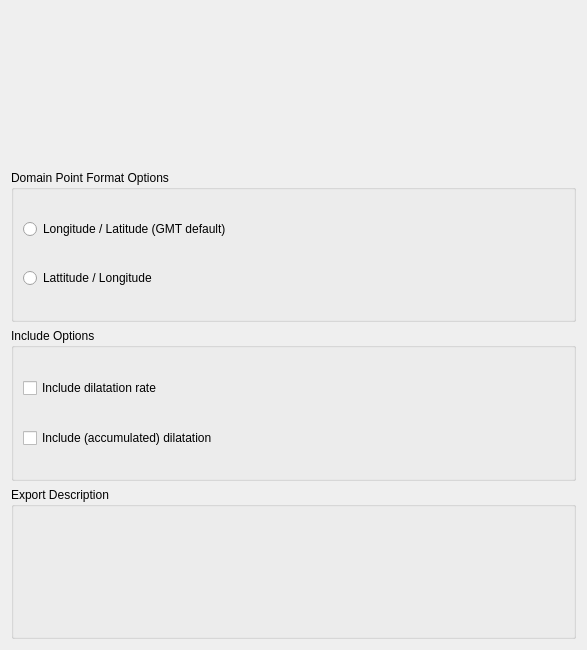
Before: the Qt Designer form src/qt-widgets/ExportDeformationOptionsWidgetUi.ui in GPlates/GPlates, drawn with Qt 5.
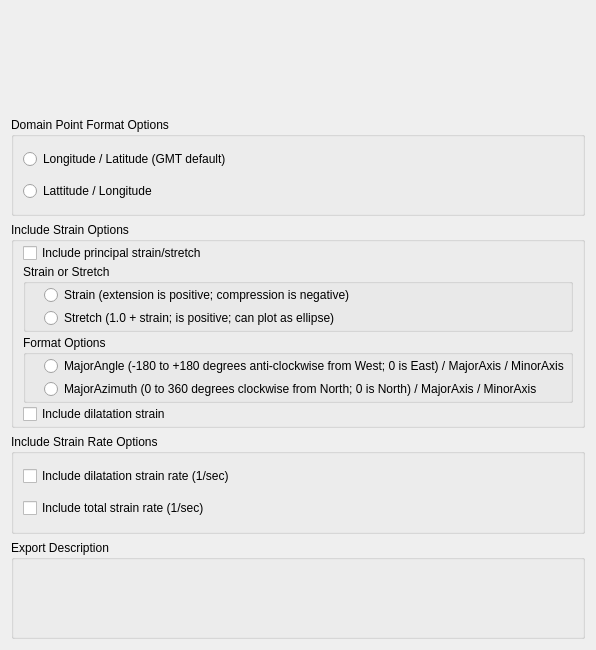
After: the same form once the commit is applied.

Diff of the .ui file:
```diff
--- a/src/qt-widgets/ExportDeformationOptionsWidgetUi.ui
+++ b/src/qt-widgets/ExportDeformationOptionsWidgetUi.ui
@@ -70,7 +70,7 @@
    <item>
     <widget class="QGroupBox" name="inclusion_options">
      <property name="title">
-      <string>Include Options</string>
+      <string>Include Strain Options</string>
      </property>
      <layout class="QVBoxLayout" name="verticalLayout_9">
       <property name="spacing">
@@ -85,14 +85,134 @@
       <item>
        <widget class="QCheckBox" name="include_dilatation_rate_check_box">
         <property name="text">
-         <string>Include dilatation rate</string>
+         <string>Include principal strain/stretch</string>
         </property>
        </widget>
       </item>
       <item>
-       <widget class="QCheckBox" name="include_dilatation_check_box">
+       <widget class="QWidget" name="principal_strain_stretch_options" native="true">
+        <layout class="QVBoxLayout" name="verticalLayout_10">
+         <property name="spacing">
+          <number>3</number>
+         </property>
+         <property name="margin">
+          <number>0</number>
+         </property>
+         <item>
+          <widget class="QGroupBox" name="principal_strain_stretch_output_options">
+           <property name="title">
+            <string>Strain or Stretch</string>
+           </property>
+           <layout class="QVBoxLayout" name="verticalLayout_5">
+            <property name="spacing">
+             <number>3</number>
+            </property>
+            <property name="leftMargin">
+             <number>18</number>
+            </property>
+            <property name="topMargin">
+             <number>1</number>
+            </property>
+            <property name="rightMargin">
+             <number>1</number>
+            </property>
+            <property name="bottomMargin">
+             <number>1</number>
+            </property>
+            <item>
+             <widget class="QRadioButton" name="principal_output_strain_radio_button">
+              <property name="text">
+               <string>Strain (extension is positive; compression is negative)</string>
+              </property>
+             </widget>
+            </item>
+            <item>
+             <widget class="QRadioButton" name="principal_output_stretch_radio_button">
+              <property name="text">
+               <string>Stretch (1.0 + strain; is positive; can plot as ellipse)</string>
+              </property>
+             </widget>
+            </item>
+           </layout>
+          </widget>
+         </item>
+         <item>
+          <widget class="QGroupBox" name="principal_strain_stretch_format_options">
+           <property name="title">
+            <string>Format Options</string>
+           </property>
+           <layout class="QVBoxLayout" name="verticalLayout_6">
+            <property name="spacing">
+             <number>3</number>
+            </property>
+            <property name="leftMargin">
+             <number>18</number>
+            </property>
+            <property name="topMargin">
+             <number>1</number>
+            </property>
+            <property name="rightMargin">
+             <number>1</number>
+            </property>
+            <property name="bottomMargin">
+             <number>1</number>
+            </property>
+            <item>
+             <widget class="QRadioButton" name="principal_angle_major_minor_radio_button">
+              <property name="text">
+               <string>MajorAngle (-180 to +180 degrees anti-clockwise from West; 0 is East) / MajorAxis / MinorAxis</string>
+              </property>
+             </widget>
+            </item>
+            <item>
+             <widget class="QRadioButton" name="principal_azimuth_major_minor_radio_button">
+              <property name="text">
+               <string>MajorAzimuth (0 to 360 degrees clockwise from North; 0 is North) / MajorAxis / MinorAxis</string>
+              </property>
+             </widget>
+            </item>
+           </layout>
+          </widget>
+         </item>
+        </layout>
+       </widget>
+      </item>
+      <item>
+       <widget class="QCheckBox" name="include_dilatation_strain_check_box">
         <property name="text">
-         <string>Include (accumulated) dilatation</string>
+         <string>Include dilatation strain</string>
+        </property>
+       </widget>
+      </item>
+     </layout>
+    </widget>
+   </item>
+   <item>
+    <widget class="QGroupBox" name="strain_rate_inclusion_options">
+     <property name="title">
+      <string>Include Strain Rate Options</string>
+     </property>
+     <layout class="QVBoxLayout" name="verticalLayout_2">
+      <property name="spacing">
+       <number>1</number>
+      </property>
+      <property name="topMargin">
+       <number>1</number>
+      </property>
+      <property name="bottomMargin">
+       <number>1</number>
+      </property>
+      <item>
+       <widget class="QCheckBox" name="include_dilatation_strain_rate_check_box">
+        <property name="text">
+         <string>Include dilatation strain rate (1/sec)</string>
+        </property>
+       </widget>
+      </item>
+      <item>
+       <widget class="QCheckBox" name="include_second_invariant_strain_rate_check_box">
+        <property name="text">
+         <string>Include total strain rate (1/sec)</string>
         </property>
        </widget>
       </item>
```
Left out of the diff: 4 changed lines with no effect on the pictures.
